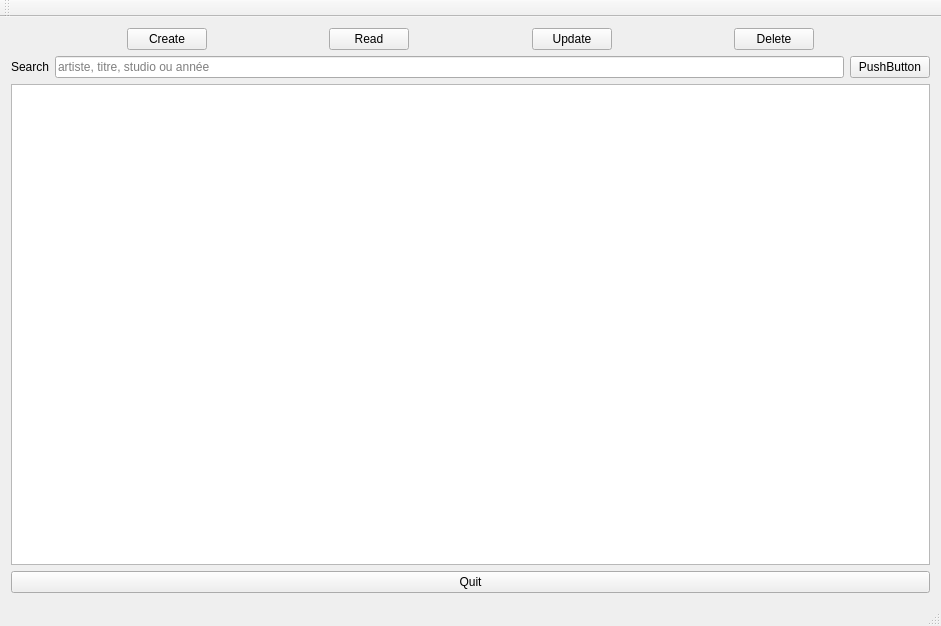
The window that mainwindow.ui (luThomasLy/bibliothequeVinyle) describes before a commit, drawn with Qt 5.
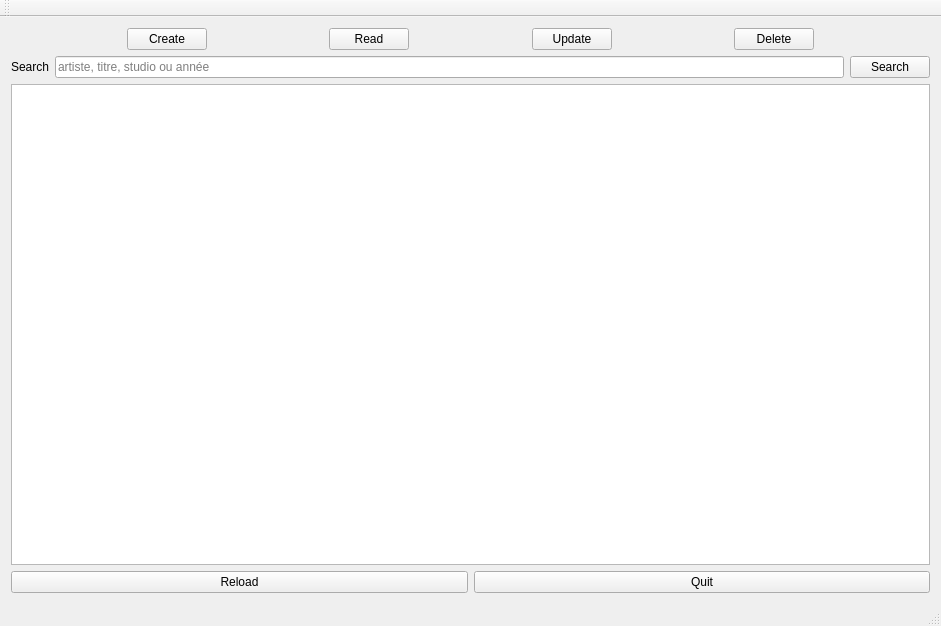
The same window after the commit.

```diff
--- a/mainwindow.ui
+++ b/mainwindow.ui
@@ -133,14 +133,23 @@
         <item>
          <widget class="QPushButton" name="pushButton">
           <property name="text">
-           <string>PushButton</string>
+           <string>Search</string>
           </property>
          </widget>
         </item>
        </layout>
       </item>
       <item>
-       <widget class="QTableView" name="tableView"/>
+       <widget class="QTableView" name="tableViewMain"/>
+      </item>
+      <item>
+       <layout class="QHBoxLayout" name="horizontalLayout_3">
+        <item>
+         <widget class="QPushButton" name="buttonReload">
+          <property name="text">
+           <string>Reload</string>
+          </property>
+         </widget>
       </item>
       <item>
        <widget class="QPushButton" name="buttonQuit">
@@ -148,6 +157,8 @@
          <string>Quit</string>
         </property>
        </widget>
+        </item>
+       </layout>
       </item>
      </layout>
     </item>
```
Left out of the diff: 2 changed lines with no effect on the pictures. Lines whose indentation alone changed are shown as unchanged.
